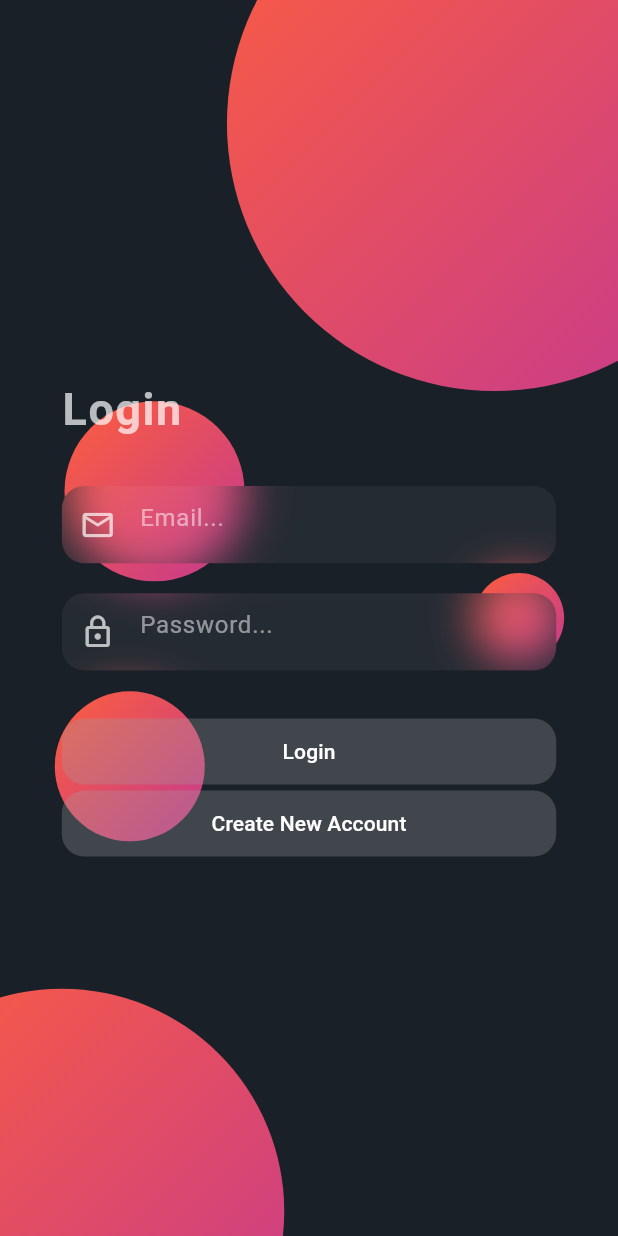
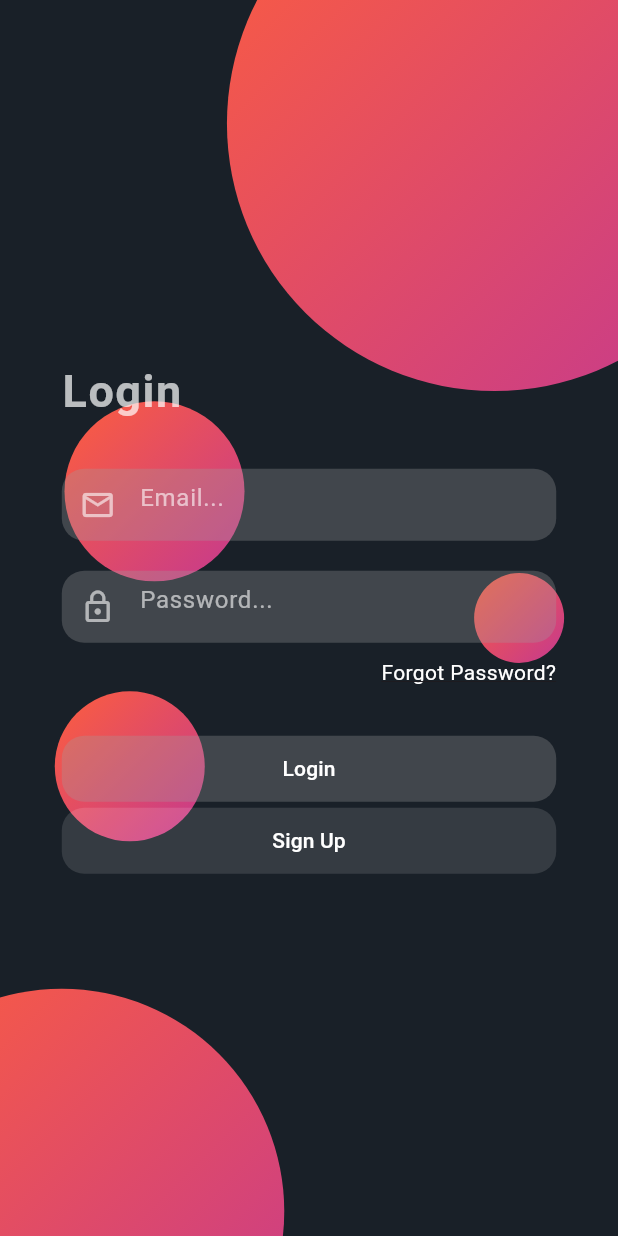
Before and after one commit to punchbiz2023/BookTheBiz, a Flutter app: the screen it shows after launch, on a phone screen of 412 x 824 dp. Run offline on Flutter 3.47's test engine with Material 3 defaults, Android fonts, the phone set to English and light mode, and no system bars; our stand-ins replace cloud_firestore, firebase_auth, firebase_core, firebase_storage, fluttertoast, geolocator and 5 more; missing offline and left inert: booking_and_publish_slots; accounts and stored records are empty.

Commit message:
reset passfunction created

```diff
--- a/lib/pages/login.dart
+++ b/lib/pages/login.dart
@@ -43,17 +43,16 @@ class _LoginPageState extends State<LoginApp> with TickerProviderStateMixin {
         parent: controller1,
         curve: Curves.easeInOut,
       ),
-    )
-      ..addListener(() {
+    )..addListener(() {
       setState(() {});
-      })
-      ..addStatusListener((status) {
+    })..addStatusListener((status) {
       if (status == AnimationStatus.completed) {
         controller1.reverse();
       } else if (status == AnimationStatus.dismissed) {
         controller1.forward();
       }
     });
+
     animation2 = Tween<double>(begin: .02, end: .04).animate(
       CurvedAnimation(
         parent: controller1,
@@ -67,20 +66,22 @@ class _LoginPageState extends State<LoginApp> with TickerProviderStateMixin {
       vsync: this,
       duration: Duration(seconds: 5),
     );
-    animation3 = Tween<double>(begin: .41, end: .38).animate(CurvedAnimation(
+
+    animation3 = Tween<double>(begin: .41, end: .38).animate(
+      CurvedAnimation(
         parent: controller2,
         curve: Curves.easeInOut,
-    ))
-      ..addListener(() {
+      ),
+    )..addListener(() {
       setState(() {});
-      })
-      ..addStatusListener((status) {
+    })..addStatusListener((status) {
       if (status == AnimationStatus.completed) {
         controller2.reverse();
       } else if (status == AnimationStatus.dismissed) {
         controller2.forward();
       }
     });
+
     animation4 = Tween<double>(begin: 170, end: 190).animate(
       CurvedAnimation(
         parent: controller2,
@@ -128,16 +129,6 @@ class _LoginPageState extends State<LoginApp> with TickerProviderStateMixin {
             .get()
             .then((DocumentSnapshot ds) => ds.data() as Map<String, dynamic>);
 
-        // String emailPattern =
-        //     r"/^([a-zA-Z0-9._%-]+@[a-zA-Z0-9.-]+\.[a-zA-Z]{2,})$/";
-        // RegExp regex = RegExp(emailPattern);
-        // String email = _emailController.text.trim();
-        //
-        // if (!regex.hasMatch(email)) {
-        //   Fluttertoast.showToast(msg: 'Invalid email format');
-        //   return;
-        // }
-
         if (userData['userType'] == 'Turf Owner') {
           // Navigate to the custom page
           Navigator.pushReplacement(
@@ -169,6 +160,21 @@ class _LoginPageState extends State<LoginApp> with TickerProviderStateMixin {
       setState(() {
         _loading = false;
       });
+    }
+  }
+
+  Future<void> _forgotPassword() async {
+    String email = _emailController.text.trim();
+    if (email.isEmpty) {
+      Fluttertoast.showToast(msg: 'Please enter your email address');
+      return;
+    }
+
+    try {
+      await _auth.sendPasswordResetEmail(email: email);
+      Fluttertoast.showToast(msg: 'Password reset email sent!');
+    } catch (e) {
+      Fluttertoast.showToast(msg: 'Error: ${e.toString()}');
     }
   }
 
@@ -237,6 +243,19 @@ class _LoginPageState extends State<LoginApp> with TickerProviderStateMixin {
                 const SizedBox(height: 20),
                 component1(Icons.lock_outline, 'Password...', true, false,
                     _passwordController),
+                const SizedBox(height: 10),
+                // "Forgot Password?" text
+                GestureDetector(
+                  onTap: _forgotPassword, // Call the method here
+                  child: Text(
+                    'Forgot Password?',
+                    style: TextStyle(
+                      color: Colors.white,
+                      decoration: TextDecoration.underline,
+                    ),
+                    textAlign: TextAlign.right,
+                  ),
+                ),
                 const SizedBox(height: 30),
                 ElevatedButton(
                   onPressed: _loading ? null : _login,
@@ -268,7 +287,7 @@ class _LoginPageState extends State<LoginApp> with TickerProviderStateMixin {
                   },
                   style: ElevatedButton.styleFrom(
                     foregroundColor: Colors.white,
-                    backgroundColor: Colors.grey.withOpacity(0.3), // Text color
+                    backgroundColor: Colors.white12, // Text color
                     shape: RoundedRectangleBorder(
                       borderRadius: BorderRadius.circular(15),
                     ),
@@ -277,8 +296,7 @@ class _LoginPageState extends State<LoginApp> with TickerProviderStateMixin {
                         vertical: 12,
                         horizontal: 12), // Adjust padding as needed
                   ),
-                  child: const Text('Create New Account',
-                      style: TextStyle(color: Colors.white)),
+                  child: const Text('Sign Up'),
                 ),
               ],
             ),
@@ -288,43 +306,24 @@ class _LoginPageState extends State<LoginApp> with TickerProviderStateMixin {
     );
   }
 
-  Widget component1(IconData icon, String hintText, bool isPassword,
+  Widget component1(IconData iconData, String hintText, bool isObscure,
       bool isEmail, TextEditingController controller) {
-    Size size = MediaQuery.of(context).size;
-
-    return ClipRRect(
+    return Container(
+      decoration: BoxDecoration(
         borderRadius: BorderRadius.circular(15),
-      child: BackdropFilter(
-        filter: ImageFilter.blur(
-          sigmaY: 15,
-          sigmaX: 15,
-        ),
-        child: Container(
-          height: size.width / 8,
-          width: size.width / 1.2,
-          alignment: Alignment.center,
-          padding: EdgeInsets.only(right: size.width / 30),
-          decoration: BoxDecoration(
-            color: Colors.white.withOpacity(.05),
-            borderRadius: BorderRadius.circular(15),
+        color: Colors.grey.withOpacity(.3),
       ),
       child: TextField(
         controller: controller,
-            style: TextStyle(color: Colors.white.withOpacity(.8)),
-            cursorColor: Colors.white,
-            obscureText: isPassword,
-            keyboardType:
-                isEmail ? TextInputType.emailAddress : TextInputType.text,
+        obscureText: isObscure,
+        style: TextStyle(color: Colors.white),
         decoration: InputDecoration(
+          hintText: hintText,
+          hintStyle: TextStyle(color: Colors.white.withOpacity(.6)),
+          border: InputBorder.none,
           prefixIcon: Icon(
-                icon,
-                color: Colors.white.withOpacity(.7),
-              ),
-              border: InputBorder.none,
-              hintMaxLines: 1,
-              hintText: hintText,
-              hintStyle: TextStyle(color: Colors.white.withOpacity(.5)),
-            ),
+            iconData,
+            color: Colors.white.withOpacity(.6),
           ),
         ),
       ),
```
Lines whose indentation alone changed are shown as unchanged.
